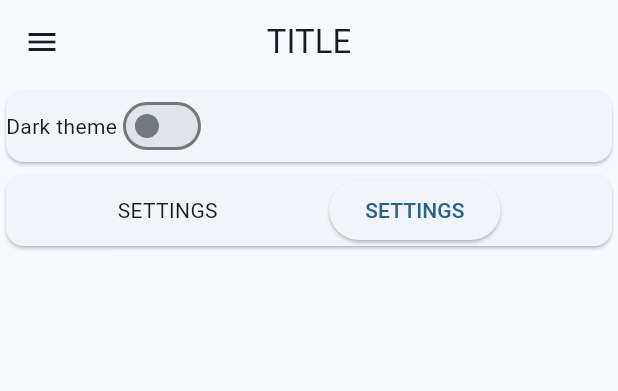
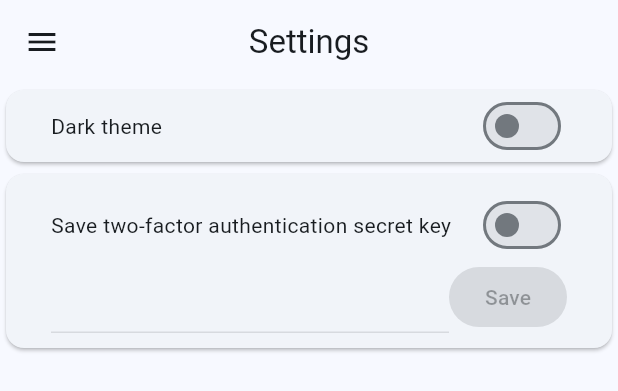
Before and after one commit to SziluChannel/NeptunPlusPlus, a Flutter app: the SettingsScreen widget shown alone on an empty page, opened directly, on a phone screen of 412 x 824 dp. Shown: the top 391 px of the screen. Run offline on Flutter 3.47's test engine with Material 3 defaults, Android fonts, the phone set to English and light mode, and no system bars; our stand-ins replace dio, flutter_html, sqflite, sqflite_common_ffi; missing offline and left inert: icalendar_parser, otp; accounts and stored records are empty; network calls fail.

Commit message:
Added dark theme and option to save the secret hash key

```diff
--- a/lib/ui/screens/main_app_frame.dart
+++ b/lib/ui/screens/main_app_frame.dart
@@ -126,7 +126,9 @@ class _AppFrameState extends State<AppFrame> {
       loginViewmodel.logout();
     } else {
       if (await loginViewmodel.getCredentialsAndAutoLogin()) {
-        toAuth.call();
+        if (!loginViewmodel.authenticated) {
+          toAuth.call();
+        }
       } else {
         toLogin.call();
       }
--- a/lib/ui/screens/main_screen.dart
+++ b/lib/ui/screens/main_screen.dart
@@ -35,7 +35,8 @@ class _NeptunAppState extends State<NeptunApp> {
           create: (context) => SettingsViewmodel(),
         ),
       ],
-      child: MaterialApp(
+      builder: (context, child) {
+        return MaterialApp(
           title: "Neptun app",
           home: TimetableScreen(),
           theme: ThemeData.from(
@@ -49,7 +50,9 @@ class _NeptunAppState extends State<NeptunApp> {
               brightness: Brightness.dark,
             ),
           ),
-      ),
+          themeMode: Provider.of<SettingsViewmodel>(context).themeMode,
+        );
+      },
     );
   }
 }
--- a/lib/ui/screens/settings_screen.dart
+++ b/lib/ui/screens/settings_screen.dart
@@ -1,6 +1,6 @@
 import 'package:flutter/material.dart';
+import 'package:flutter/scheduler.dart';
 import 'package:neptun_app/ui/screens/main_app_frame.dart';
-import 'package:neptun_app/ui/screens/main_screen.dart';
 import 'package:neptun_app/ui/viewmodels/settings_viewmodel.dart';
 import 'package:provider/provider.dart';
 
@@ -14,44 +14,129 @@ class SettingsScreen extends StatefulWidget {
 }
 
 class _SettingsScreenState extends State<SettingsScreen> {
-  bool darkTheme = false;
+  bool saveKey = false;
+  String secretKey = "";
+
+  @override
+  void initState() {
+    SchedulerBinding.instance.addPostFrameCallback((_) {
+      Future.microtask(() async {
+        var result =
+            await Provider.of<SettingsViewmodel>(context, listen: false)
+                .isKeySaved();
+        setState(() {
+          saveKey = result;
+        });
+      });
+    });
+    super.initState();
+  }
+
   @override
   Widget build(BuildContext context) {
     SettingsViewmodel settingsViewmodel = context.watch();
 
     return AppFrame(
+      title: Text("Settings"),
       child: ListView(
         children: [
-          Card(
+          darkThemeSwitch(settingsViewmodel),
+          twoFactorAuthKey(settingsViewmodel),
+        ],
+      ),
+    );
+  }
+
+  Card twoFactorAuthKey(SettingsViewmodel settingsViewmodel) {
+    return Card(
+      child: Padding(
+        padding:
+            const EdgeInsets.only(left: 30, right: 30, top: 10, bottom: 10),
+        child: Column(
+          children: [
+            Row(
+              mainAxisAlignment: MainAxisAlignment.spaceBetween,
+              children: [
+                Text("Save two-factor authentication secret key"),
+                Switch.adaptive(
+                    value: saveKey,
+                    onChanged: settingsViewmodel.keySaved
+                        ? null
+                        : (value) {
+                            setState(() {
+                              saveKey = value;
+                            });
+                          }),
+              ],
+            ),
+            Builder(builder: (context) {
+              if (settingsViewmodel.keySaved) {
+                return Row(
+                  mainAxisAlignment: MainAxisAlignment.spaceBetween,
+                  children: [
+                    ElevatedButton(
+                      onPressed: () {
+                        print(
+                            "Enter creds to view creds dialog should pop up...");
+                      },
+                      child: Text("See saved key"),
+                    ),
+                    ElevatedButton(
+                      onPressed: () {
+                        print("Are you sure dialog should pop up...");
+                      },
+                      child: Text("Clear all credentials"),
+                    ),
+                  ],
+                );
+              } else {
+                return Row(
+                  children: [
+                    Expanded(
+                      child: TextFormField(
+                        enabled: saveKey,
+                        initialValue: secretKey,
+                        onChanged: (value) {
+                          secretKey = value;
+                        },
+                      ),
+                    ),
+                    ElevatedButton(
+                      onPressed: !saveKey
+                          ? null
+                          : () {
+                              settingsViewmodel.saveAuthSecretKey(secretKey);
+                            },
+                      child: Text("Save"),
+                    ),
+                  ],
+                );
+              }
+            }),
+          ],
+        ),
+      ),
+    );
+  }
+
+  Card darkThemeSwitch(SettingsViewmodel settingsViewmodel) {
+    return Card(
+      child: Padding(
+        padding: const EdgeInsets.only(left: 30, right: 30),
         child: Row(
+          mainAxisAlignment: MainAxisAlignment.spaceBetween,
           children: [
             Text("Dark theme"),
             Switch.adaptive(
-                    value: darkTheme,
+                value: settingsViewmodel.darkTheme,
                 onChanged: (value) {
                   setState(() {
-                        darkTheme = value;
+                    settingsViewmodel.setTheme(value);
                   });
                 }),
           ],
         ),
       ),
-          Card(
-            child: Row(
-              mainAxisAlignment: MainAxisAlignment.spaceEvenly,
-              children: [
-                Text("SETTINGS"),
-                ElevatedButton(
-                  onPressed: () {
-                    print("PRESSED!!!");
-                  },
-                  child: Text("SETTINGS"),
-                ),
-              ],
-            ),
-          ),
-        ],
-      ),
     );
   }
 }
--- a/lib/ui/viewmodels/settings_viewmodel.dart
+++ b/lib/ui/viewmodels/settings_viewmodel.dart
@@ -1,13 +1,68 @@
 import 'package:flutter/material.dart';
+import 'package:flutter/scheduler.dart';
 import 'package:neptun_app/data/local/credentials_database.dart';
+import 'package:neptun_app/data/models/credential.dart';
 
 class SettingsViewmodel extends ChangeNotifier {
   CredentialsDatabaseService credentialsDatabaseService =
       CredentialsDatabaseService();
 
-  void saveAuthSecretKey(String secretKey) async {
-    print("SAVE AUTH SECRET!!!!");
+  bool keySaved = false;
+
+  Future<bool> isKeySaved() async {
+    keySaved = false;
+    var creds = await credentialsDatabaseService.getCredentials();
+    if (creds.isNotEmpty) {
+      keySaved = creds.first.hash.isNotEmpty;
+    }
+    notifyListeners();
+    return keySaved;
   }
 
-  void setTheme(bool darkTheme) async {}
+  void saveAuthSecretKey(String secretKey) async {
+    /*
+    var code = OTP.generateTOTPCodeString(
+      "OWAAFSAW2AMCOIMIDIGBQ3MLFTIPECUXPJSSPKI64UPKCRLZ7KDMM5OI",
+      DateTime.now().millisecondsSinceEpoch,
+      algorithm: Algorithm.SHA1,
+      interval: 30,
+      isGoogle: true,
+    );
+
+    print("THE CODE TOTP: $code");
+    */
+
+    var creds = await credentialsDatabaseService.getCredentials();
+
+    if (creds.isNotEmpty) {
+      var cred = creds.first;
+      credentialsDatabaseService.updateCredential(
+        Credential(
+          cred.username,
+          cred.password,
+          secretKey,
+        ),
+      );
+    } else {
+      credentialsDatabaseService.insertCredential(
+        Credential(
+          "",
+          "",
+          secretKey,
+        ),
+      );
+    }
+  }
+
+  //THEME SECTION
+  ThemeMode themeMode = ThemeMode.system;
+  bool darkTheme =
+      SchedulerBinding.instance.platformDispatcher.platformBrightness ==
+          Brightness.dark;
+
+  void setTheme(bool isDark) {
+    themeMode = isDark ? ThemeMode.dark : ThemeMode.light;
+    darkTheme = isDark;
+    notifyListeners();
+  }
 }
```
Also changed, not shown: lib/ui/viewmodels/login_viewmodel.dart (+43 -7 lines). Lines whose indentation alone changed are shown as unchanged.
